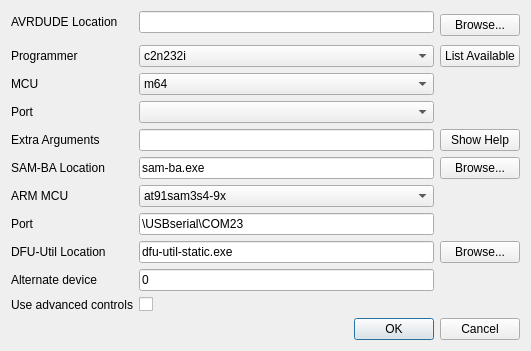
Qt form src/burnconfigdialog.ui (roberto1903/companion9x) before a commit.
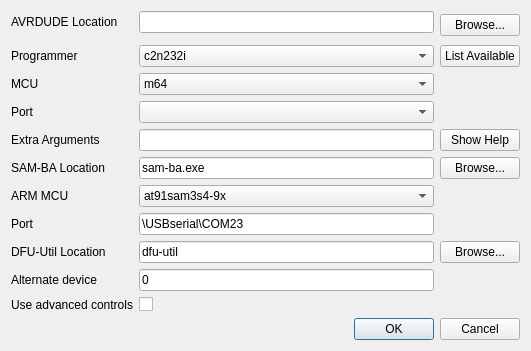
The same form after that commit. Icons and pictures are not drawn.

```diff
--- a/src/burnconfigdialog.ui
+++ b/src/burnconfigdialog.ui
@@ -54,7 +54,7 @@
         <string>The location of the AVRDUDE executable.</string>
        </property>
        <property name="text">
-        <string notr="true">dfu-util-static.exe</string>
+        <string notr="true">dfu-util</string>
        </property>
       </widget>
      </item>
```
